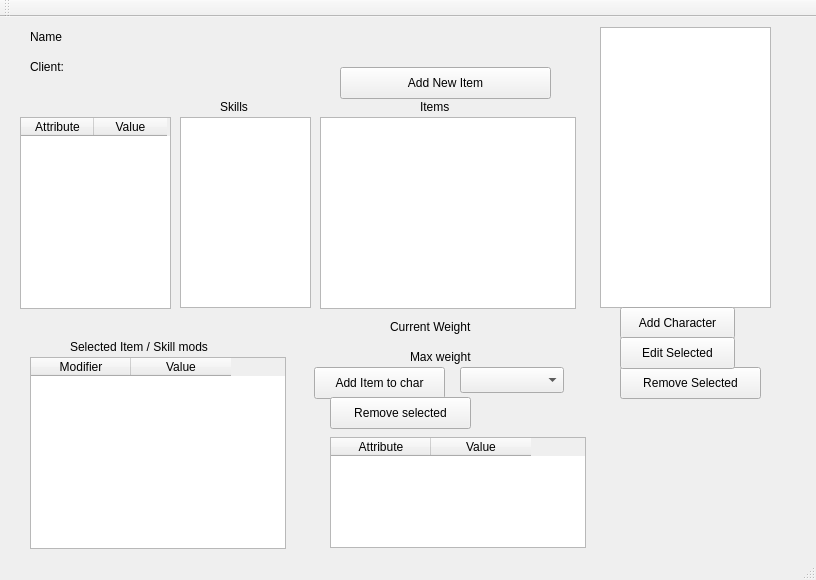
Old version of the form Server/serverwindow.ui in the repository ROLL-E/roll-e.
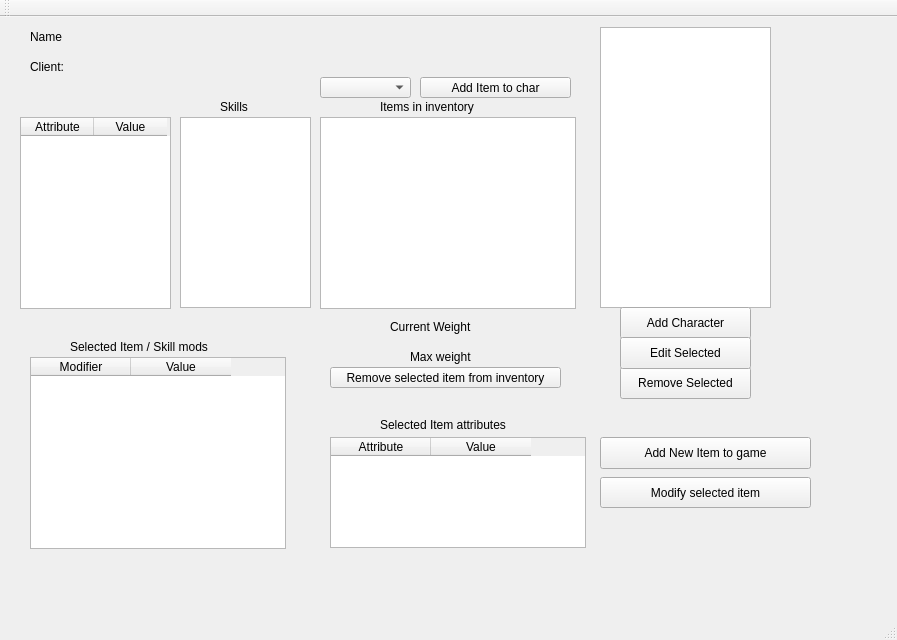
New version of the form.

The edit to the form file:
```diff
--- a/Server/serverwindow.ui
+++ b/Server/serverwindow.ui
@@ -6,8 +6,8 @@
    <rect>
     <x>0</x>
     <y>0</y>
-    <width>816</width>
-    <height>580</height>
+    <width>897</width>
+    <height>640</height>
    </rect>
   </property>
   <property name="windowTitle">
@@ -29,7 +29,7 @@
      <rect>
       <x>620</x>
       <y>290</y>
-      <width>115</width>
+      <width>131</width>
       <height>32</height>
      </rect>
     </property>
@@ -125,14 +125,14 @@
    <widget class="QLabel" name="label_6">
     <property name="geometry">
      <rect>
-      <x>420</x>
+      <x>380</x>
       <y>80</y>
-      <width>62</width>
-      <height>19</height>
+      <width>121</width>
+      <height>20</height>
      </rect>
     </property>
     <property name="text">
-     <string>Items</string>
+     <string>Items in inventory</string>
     </property>
    </widget>
    <widget class="QLabel" name="curr_weightLabel">
@@ -179,7 +179,7 @@
      <rect>
       <x>620</x>
       <y>350</y>
-      <width>141</width>
+      <width>131</width>
       <height>32</height>
      </rect>
     </property>
@@ -205,7 +205,7 @@
      <rect>
       <x>620</x>
       <y>320</y>
-      <width>115</width>
+      <width>131</width>
       <height>32</height>
      </rect>
     </property>
@@ -239,20 +239,20 @@
    <widget class="QComboBox" name="item_comboBox">
     <property name="geometry">
      <rect>
-      <x>460</x>
-      <y>350</y>
-      <width>104</width>
-      <height>26</height>
+      <x>320</x>
+      <y>60</y>
+      <width>91</width>
+      <height>21</height>
      </rect>
     </property>
    </widget>
    <widget class="QPushButton" name="pushButton">
     <property name="geometry">
      <rect>
-      <x>314</x>
-      <y>350</y>
-      <width>131</width>
-      <height>32</height>
+      <x>420</x>
+      <y>60</y>
+      <width>151</width>
+      <height>21</height>
      </rect>
     </property>
     <property name="text">
@@ -263,13 +263,13 @@
     <property name="geometry">
      <rect>
       <x>330</x>
-      <y>380</y>
-      <width>141</width>
-      <height>32</height>
+      <y>350</y>
+      <width>231</width>
+      <height>21</height>
      </rect>
     </property>
     <property name="text">
-     <string>Remove selected</string>
+     <string>Remove selected item from inventory</string>
     </property>
    </widget>
    <widget class="QLabel" name="label_5">
@@ -328,14 +328,40 @@
    <widget class="QPushButton" name="pushButton_2">
     <property name="geometry">
      <rect>
-      <x>340</x>
-      <y>50</y>
+      <x>600</x>
+      <y>420</y>
       <width>211</width>
       <height>32</height>
      </rect>
     </property>
     <property name="text">
-     <string>Add New Item</string>
+     <string>Add New Item to game</string>
+    </property>
+   </widget>
+   <widget class="QLabel" name="label_8">
+    <property name="geometry">
+     <rect>
+      <x>380</x>
+      <y>400</y>
+      <width>151</width>
+      <height>16</height>
+     </rect>
+    </property>
+    <property name="text">
+     <string>Selected Item attributes</string>
+    </property>
+   </widget>
+   <widget class="QPushButton" name="item_modButton">
+    <property name="geometry">
+     <rect>
+      <x>600</x>
+      <y>460</y>
+      <width>211</width>
+      <height>31</height>
+     </rect>
+    </property>
+    <property name="text">
+     <string>Modify selected item</string>
     </property>
    </widget>
   </widget>
```
Left out of the diff: 4 changed lines with no effect on the pictures.
